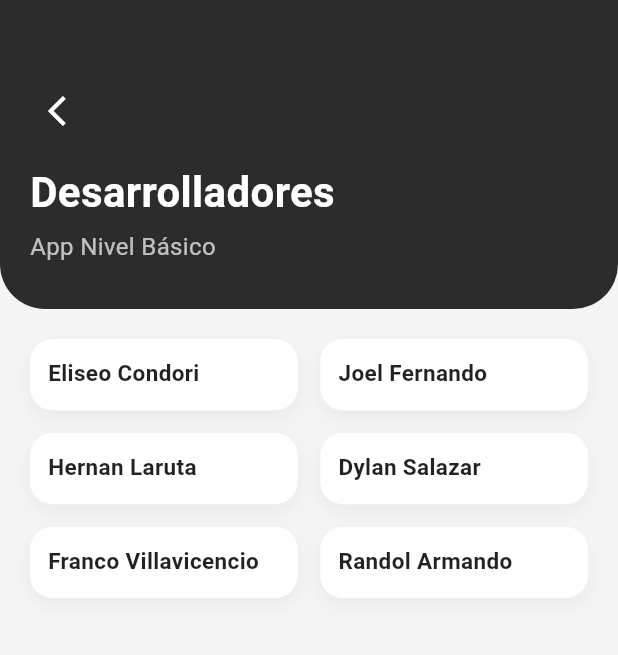
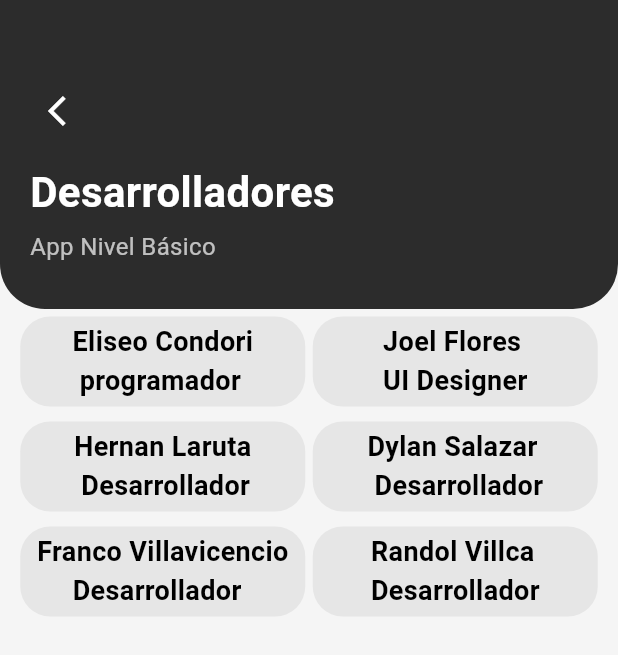
Before and after one commit to Villca325/245Simondice, a Flutter app: the DevsView screen opened by its route, on a phone screen of 412 x 824 dp. Shown: the top 655 px of the screen. Run offline on Flutter 3.47's test engine with Material 3 defaults, Android fonts, the light colour scheme and no system bars.

Commit message:
arreglo de los desarrolladores

```diff
--- a/lib/view/devs_view.dart
+++ b/lib/view/devs_view.dart
@@ -72,9 +72,131 @@ class DevsView extends StatelessWidget {
               ],
             ),
           ),
+          const SizedBox(height: 5),
+          Column(
+            children:[
+            Row(
+                mainAxisAlignment: MainAxisAlignment.center,
+
+              children: [
+                Container(
+                  alignment: Alignment.center,
+                    width: 190,
+                    height: 60,
+                    decoration: const BoxDecoration(
+                      color: Color.fromARGB(255,230, 230, 230),
+                      borderRadius: BorderRadius.all(Radius.circular(20)),
+                    ),
+                    child: const Text("Eliseo Condori\n programador",
+                      style: TextStyle(
+                        color: Colors.black,
+                        fontSize: 18,
+                        fontWeight: FontWeight.bold,
+                      ),),
+                ),
+                SizedBox(width: 5),
+                Container(
+                  alignment: Alignment.center,
+                  width: 190,
+                  height: 60,
+                  decoration: const BoxDecoration(
+                    color: Color.fromARGB(255,230, 230, 230),
+                    borderRadius: BorderRadius.all(Radius.circular(20)),
+                  ),
+                  child: const Text("Joel Flores\nUI Designer",
+                    style: TextStyle(
+                      color: Colors.black,
+                      fontSize: 18,
+                      fontWeight: FontWeight.bold,
+                    ),),
+                )
+              ]
+            ),
+              SizedBox(height: 10),
+              Row(
+                  mainAxisAlignment: MainAxisAlignment.center,
+
+                  children: [
+                    Container(
+                      alignment: Alignment.center,
+                      width: 190,
+                      height: 60,
+                      decoration: const BoxDecoration(
+                        color: Color.fromARGB(255,230, 230, 230),
+                        borderRadius: BorderRadius.all(Radius.circular(20)),
+                      ),
+                      child: const Text("Hernan Laruta\n Desarrollador",
+                        style: TextStyle(
+                          color: Colors.black,
+                          fontSize: 18,
+                          fontWeight: FontWeight.bold,
+                        ),),
+                    ),
+                    SizedBox(width: 5),
+                    Container(
+                      alignment: Alignment.center,
+                      width: 190,
+                      height: 60,
+                      decoration: const BoxDecoration(
+                        color: Color.fromARGB(255,230, 230, 230),
+                        borderRadius: BorderRadius.all(Radius.circular(20)),
+                      ),
+                      child: const Text("Dylan Salazar\n Desarrollador",
+                        style: TextStyle(
+                          color: Colors.black,
+                          fontSize: 18,
+                          fontWeight: FontWeight.bold,
+                        ),),
+                    )
+                  ]
+
+              ),
+              SizedBox(height: 10),
+              Row(
+                  mainAxisAlignment: MainAxisAlignment.center,
+
+                  children: [
+                    Container(
+                      alignment: Alignment.center,
+                      width: 190,
+                      height: 60,
+                      decoration: const BoxDecoration(
+                        color: Color.fromARGB(255,230, 230, 230),
+                        borderRadius: BorderRadius.all(Radius.circular(20)),
+                      ),
+                      child: const Text("Franco Villavicencio\n   \t Desarrollador",
+                        style: TextStyle(
+                          color: Colors.black,
+                          fontSize: 18,
+                          fontWeight: FontWeight.bold,
+                        ),),
+                    ),
+                    SizedBox(width: 5),
+                    Container(
+                      alignment: Alignment.center,
+                      width: 190,
+                      height: 60,
+                      decoration: const BoxDecoration(
+                        color: Color.fromARGB(255,230, 230, 230),
+                        borderRadius: BorderRadius.all(Radius.circular(20)),
+                      ),
+                      child: const Text("Randol Villca\nDesarrollador",
+                        style: TextStyle(
+                          color: Colors.black,
+                          fontSize: 18,
+                          fontWeight: FontWeight.bold,
+                        ),),
+                    )
+                  ]
+
+              ),
+            ]
+
+
+          ),
 
           // --- 2. GRID DE TARJETAS ---
-          Expanded(
+          /*Expanded(
             child: Padding(
               padding: const EdgeInsets.all(20.0),
               child: GridView.builder(
@@ -106,37 +228,7 @@ class DevsView extends StatelessWidget {
                       child: Column(
                         crossAxisAlignment: CrossAxisAlignment.start,
                         children: [
-                          // --- IMAGEN ---
 
-                          /*
-                          Expanded(
-                            child: ClipRRect(
-                              borderRadius: BorderRadius.circular(15),
-                              child: Image.asset(
-                                dev['image']!,
-                                fit: BoxFit
-                                    .cover, // La imagen llena el espacio sin deformarse
-                                width: double.infinity,
-                                // ESTO ES IMPORTANTE:
-                                // Si no encuentra la imagen (ej. aún no la suben), muestra un ícono gris.
-                                errorBuilder: (context, error, stackTrace) {
-                                  return Container(
-                                    color: Colors.grey[300],
-                                    width: double.infinity,
-                                    height: double.infinity,
-                                    child: Icon(
-                                      Icons.person,
-                                      size: 50,
-                                      color: Colors.grey[500],
-                                    ),
-                                  );
-                                },
-                              ),
-                            ),
-                          ),
-
-                          const SizedBox(height: 12),
-                          */
                           // Nombre
                           Text(
                             dev['name']!,
@@ -149,14 +241,7 @@ class DevsView extends StatelessWidget {
                             overflow: TextOverflow.ellipsis,
                           ),
                           const SizedBox(height: 4),
-                          // Número / ID
-                         /* Text(
-                            dev['id']!,
-                            style: TextStyle(
-                              fontSize: 13,
-                              color: Colors.grey[500],
-                            ),
-                          ),*/
+
                         ],
                       ),
                     ),
@@ -164,11 +249,12 @@ class DevsView extends StatelessWidget {
                 },
               ),
             ),
-          ),
+          ),*/
         ],
       ),
     );
   }
+
   Color mostrarColorDeFondo(bool valor){
       if(valor == true)
         return Color.fromARGB(255, 0, 0, 0);
```
